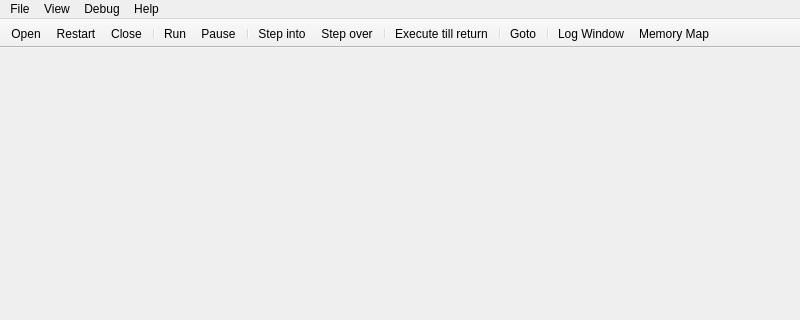
Above: x64_dbg_gui/Project/Src/Gui/MainWindow.ui from x64dbg/x64_dbg_old before the change; both pictures show x 0 to 800 and y 0 to 320 of the 800 by 600 pixel window. Below: the same form after it.
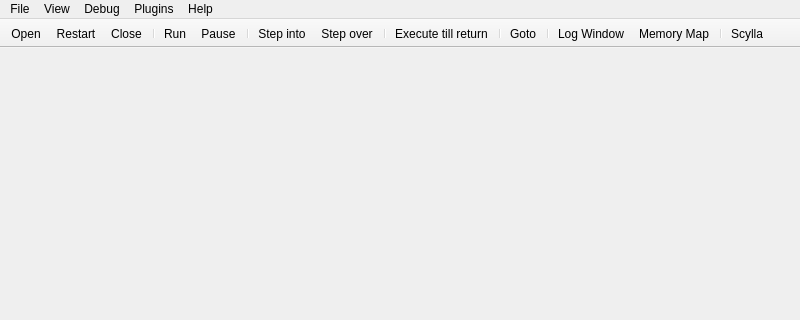
That is the form after the change. Icons and pictures are not drawn.

Commit message:
DBG: added StartScylla command
DBG: added a manifest to the executable
GUI: fixed some painter bugs
GUI: fixed truncated integer bugs on x64 (thanks cyberbob)
GUI: added Scylla 'Plugin' button

Diff of the .ui file:
```diff
--- a/x64_dbg_gui/Project/Src/Gui/MainWindow.ui
+++ b/x64_dbg_gui/Project/Src/Gui/MainWindow.ui
@@ -58,9 +58,16 @@
     </property>
     <addaction name="actionAbout"/>
    </widget>
+   <widget class="QMenu" name="menuPlugins">
+    <property name="title">
+     <string>Plugins</string>
+    </property>
+    <addaction name="actionScylla"/>
+   </widget>
    <addaction name="menuFile"/>
    <addaction name="menuView"/>
    <addaction name="menuDebug"/>
+   <addaction name="menuPlugins"/>
    <addaction name="menuHelp"/>
   </widget>
   <widget class="QToolBar" name="mainToolBar">
@@ -95,6 +102,8 @@
    <addaction name="separator"/>
    <addaction name="actionLog"/>
    <addaction name="actionMemoryMap"/>
+   <addaction name="separator"/>
+   <addaction name="actionScylla"/>
   </widget>
   <widget class="QStatusBar" name="statusBar"/>
   <widget class="QToolBar" name="cmdBar">
@@ -279,6 +288,18 @@
     <string>Ctrl+G</string>
    </property>
   </action>
+  <action name="actionScylla">
+   <property name="icon">
+    <iconset resource="../../resource.qrc">
+     <normaloff>:/icons/images/scylla.png</normaloff>:/icons/images/scylla.png</iconset>
+   </property>
+   <property name="text">
+    <string>Scylla</string>
+   </property>
+   <property name="shortcut">
+    <string>Ctrl+I</string>
+   </property>
+  </action>
  </widget>
  <layoutdefault spacing="6" margin="11"/>
  <resources>
```
The commit also changes 18 other files.
